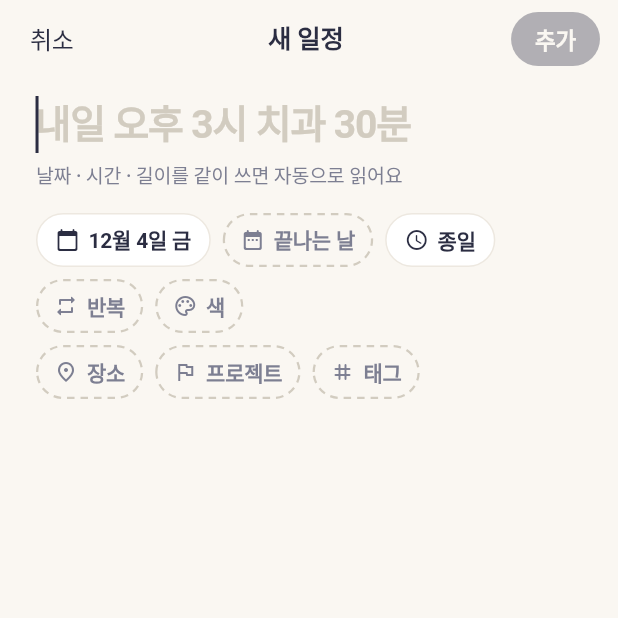
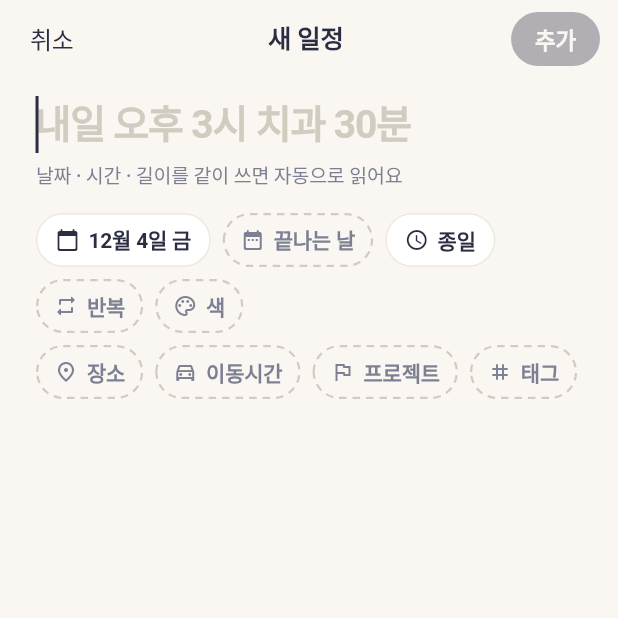
Before and after one commit to isla0x/calendar, a Flutter app: the QuickAddPage screen opened directly, on a phone screen of 412 x 824 dp, the top half of it. Run offline on Flutter 3.47's test engine with Material 3 defaults, Android fonts, the phone set to English and light mode, and no system bars; our stand-ins replace file_picker, in_app_purchase, share_plus, shared_preferences; missing offline and left inert: device_calendar_plus, home_widget; accounts and stored records are empty; Roboto replaces fonts that are missing (IBMPlexSansKR).

Commit message:
[ios] 한 줄 입력에서 이동시간 칩을 항상 보이게 (빌드 15)
Co-Authored-By: Claude Sonnet 5.5 <noreply@anthropic.com>
Claude-Session: https://claude.ai/code/session_01B2cRu8LCAoFjAV5AXGH4HS

```diff
--- a/lib/ui/quick_add_page.dart
+++ b/lib/ui/quick_add_page.dart
@@ -839,13 +839,16 @@ class _QuickAddPageState extends State<QuickAddPage> {
                           dashed: _location.isEmpty,
                           onTap: _askLocation,
                         ),
-                        if (!q.allDay)
-                          _Chip(
-                            icon: Icons.directions_car_outlined,
-                            text: _travel.shortLabel,
-                            dashed: _travel.isNone,
-                            onTap: _askTravel,
-                          ),
+                        _Chip(
+                          icon: Icons.directions_car_outlined,
+                          text: _travel.shortLabel,
+                          dashed: _travel.isNone,
+                          onTap: q.allDay
+                              ? () => ScaffoldMessenger.of(context).showSnackBar(
+                                    const SnackBar(content: Text('이동시간은 시간이 있는 일정에만 넣을 수 있어요. 예) 내일 3시 치과')),
+                                  )
+                              : _askTravel,
+                        ),
                         if (_into == null)
                           _Chip(
                             icon: _projectOn ? Icons.close_rounded : Icons.flag_outlined,
--- a/pubspec.yaml
+++ b/pubspec.yaml
@@ -1,7 +1,7 @@
 name: yeobaek
 description: 여백 — 한눈에 보이고, 비는 시간까지 알려주는 캘린더 앱
 publish_to: "none"
-version: 1.0.0+14
+version: 1.0.0+15
 
 environment:
   sdk: ">=3.5.0 <4.0.0"
```
